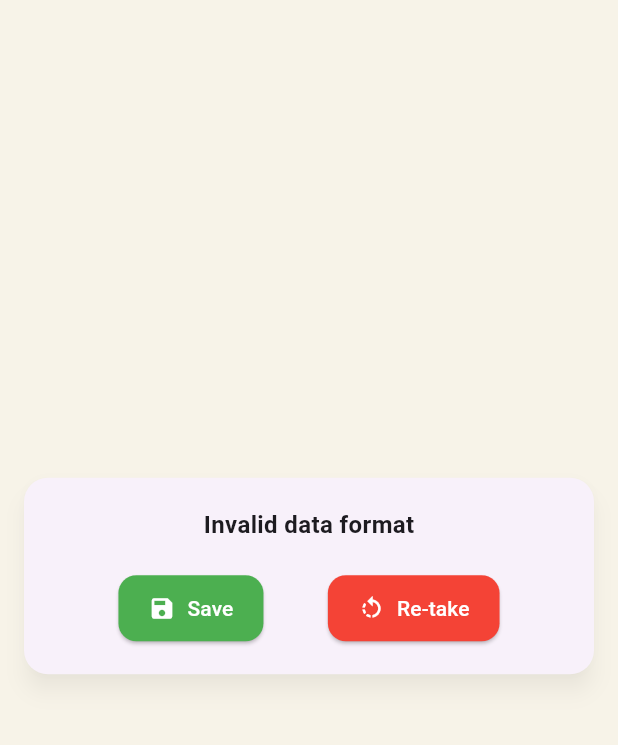
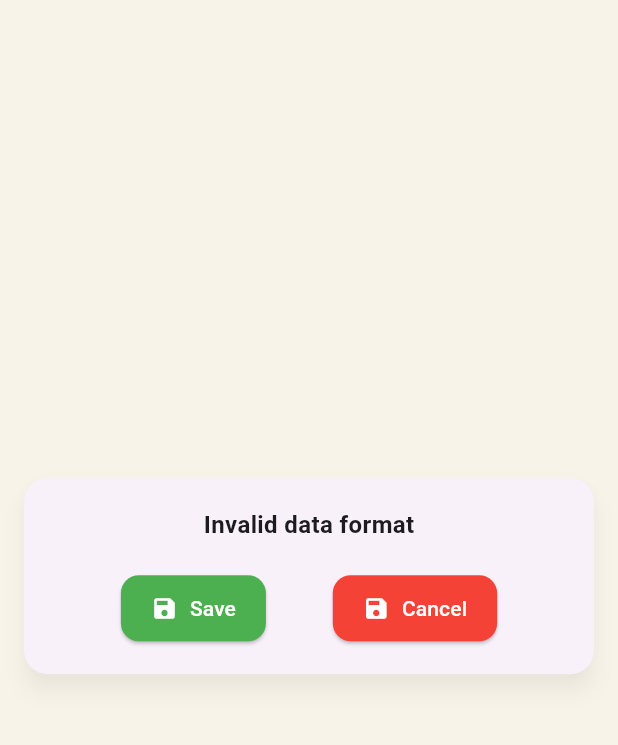
Before and after one commit to mrabdulla3/Cottonist, a Flutter app: the ShowPredictionImage screen opened directly with empty values, on a phone screen of 412 x 824 dp, the part 84-829 px from its top. Run offline on Flutter 3.47's test engine with Material 3 defaults, Android fonts, the phone set to English and light mode, and no system bars; our stand-ins replace get, image_picker, share_plus; missing offline and left inert: qr_code_scanner_plus.

Commit message:
savePred

```diff
--- a/lib/controller/checkQuality_metrics_controller.dart
+++ b/lib/controller/checkQuality_metrics_controller.dart
@@ -22,10 +22,6 @@ class CheckqualityMetricsController extends GetxController {
 
         Get.to(ShowPredictionQR(mapGrader: responseMap,));
 
-        }catch(e){
-          Get.to(ShowpredictionQR(
-            mapGrader: responseMap,
-          ));
         } catch (e) {
           print(e);
           Get.snackbar("Error", "$e");
--- a/lib/controller/testQuality_controller.dart
+++ b/lib/controller/testQuality_controller.dart
@@ -55,7 +55,7 @@ class TestQualityMetricsController extends GetxController {
         print(responseMap['prediction']);
         Get.snackbar("Success", "Analysis Complete !");
         selectedImage.value=null;
-
+        print("TestQualityController\n$MapPred");
         Get.to(()=> ShowPredictionImage(mapGrader: MapPred,));
       } else {
         Get.snackbar("Error", "Failed to analyze image.");
--- a/lib/views/grader/showPredictionImage.dart
+++ b/lib/views/grader/showPredictionImage.dart
@@ -1,12 +1,17 @@
+import 'package:cottonist/controller/save_prediction_controller.dart';
 import 'package:flutter/material.dart';
+import 'package:get/get.dart';
 
 class ShowPredictionImage extends StatefulWidget {
   final Map<String, dynamic> mapGrader;
-  const ShowPredictionImage({Key? key, required this.mapGrader}) : super(key: key);
+  const ShowPredictionImage({Key? key, required this.mapGrader})
+      : super(key: key);
 
   @override
   State<ShowPredictionImage> createState() => _ShowPredictionImageState();
 }
+
+final saveController = Get.put(SavePredictionController());
 
 class _ShowPredictionImageState extends State<ShowPredictionImage> {
   @override
@@ -23,7 +28,8 @@ class _ShowPredictionImageState extends State<ShowPredictionImage> {
           elevation: 6,
           shadowColor: Colors.black26,
           margin: const EdgeInsets.all(16),
-          shape: RoundedRectangleBorder(borderRadius: BorderRadius.circular(16)),
+          shape:
+              RoundedRectangleBorder(borderRadius: BorderRadius.circular(16)),
           child: Padding(
             padding: const EdgeInsets.all(20.0),
             child: SingleChildScrollView(
@@ -38,8 +44,16 @@ class _ShowPredictionImageState extends State<ShowPredictionImage> {
                   Row(
                     mainAxisAlignment: MainAxisAlignment.spaceEvenly,
                     children: [
-                      _buildButton(Icons.save, "Save", Colors.green),
-                    _buildButton(Icons.rotate_left, "Re-take", Colors.red),
+                      Obx(
+                        () => saveController.isLoadingS.value
+                            ? CircularProgressIndicator()
+                            : _buildButton(Icons.save, "Save", Colors.green),
+                      ),
+                      Obx(
+                        () => saveController.isLoadingD.value
+                            ? CircularProgressIndicator()
+                            : _buildButton(Icons.save, "Cancel", Colors.red),
+                      )
                     ],
                   ),
                 ],
@@ -88,14 +102,16 @@ class _ShowPredictionImageState extends State<ShowPredictionImage> {
   TableRow _buildTableRow(String label, String value) {
     return TableRow(
       decoration: BoxDecoration(
-        color:  Colors.blue.shade50 , // Alternating colors
+        color: Colors.blue.shade50, // Alternating colors
       ),
       children: [
         Padding(
           padding: const EdgeInsets.all(12.0),
           child: Text(
             label.toUpperCase(),
-            style: const TextStyle(fontWeight: FontWeight.bold, ),
+            style: const TextStyle(
+              fontWeight: FontWeight.bold,
+            ),
             textAlign: TextAlign.center,
           ),
         ),
@@ -111,10 +127,20 @@ class _ShowPredictionImageState extends State<ShowPredictionImage> {
     );
   }
 
-   Widget _buildButton(IconData icon, String label, Color color) {
+  Widget _buildButton(IconData icon, String label, Color color) {
     return ElevatedButton.icon(
-      onPressed: () {
-        if(label=="Re-take"){
+      onPressed: () async {
+        print("45");
+        var metric = widget.mapGrader;
+        var doc_id = metric["doc_id"];
+        if (label == "Cancel") {
+          print(doc_id);
+          await saveController.deleteprediction(doc_id);
+          Navigator.pop(context);
+        } else if (label == "Save") {
+          print(doc_id);
+
+          await saveController.saveprediction(doc_id,);
           Navigator.pop(context);
         }
       },
```
Also changed, not shown: lib/controller/save_prediction_controller.dart (added, +63 -0 lines), lib/views/grader/showPredictionQR.dart (+0 -23 lines), pubspec.lock.
